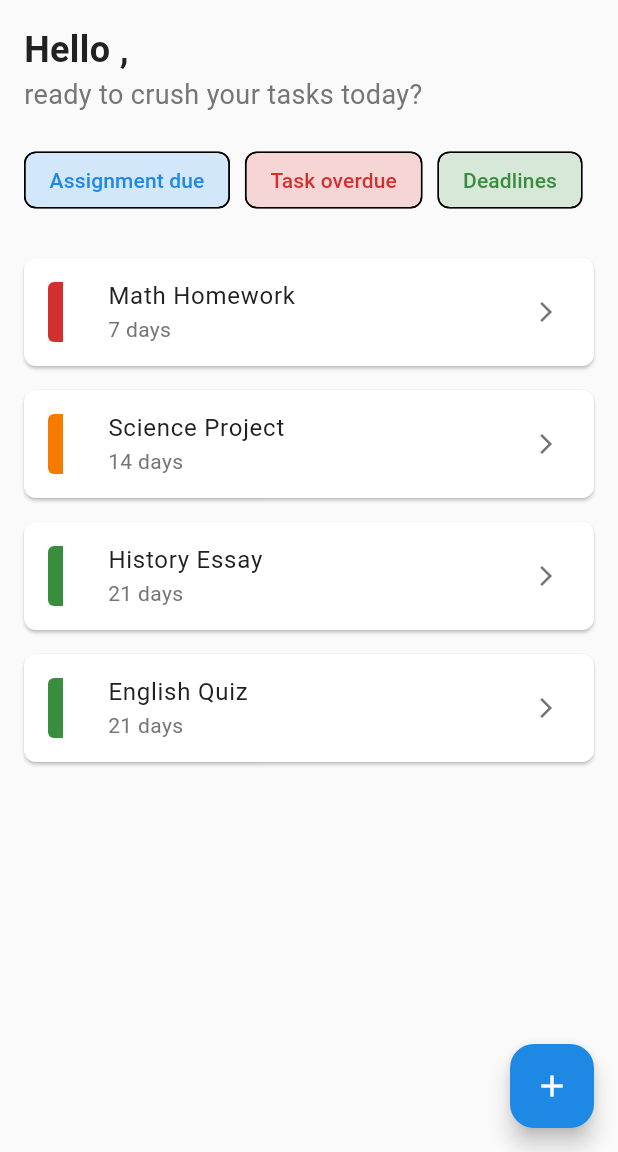
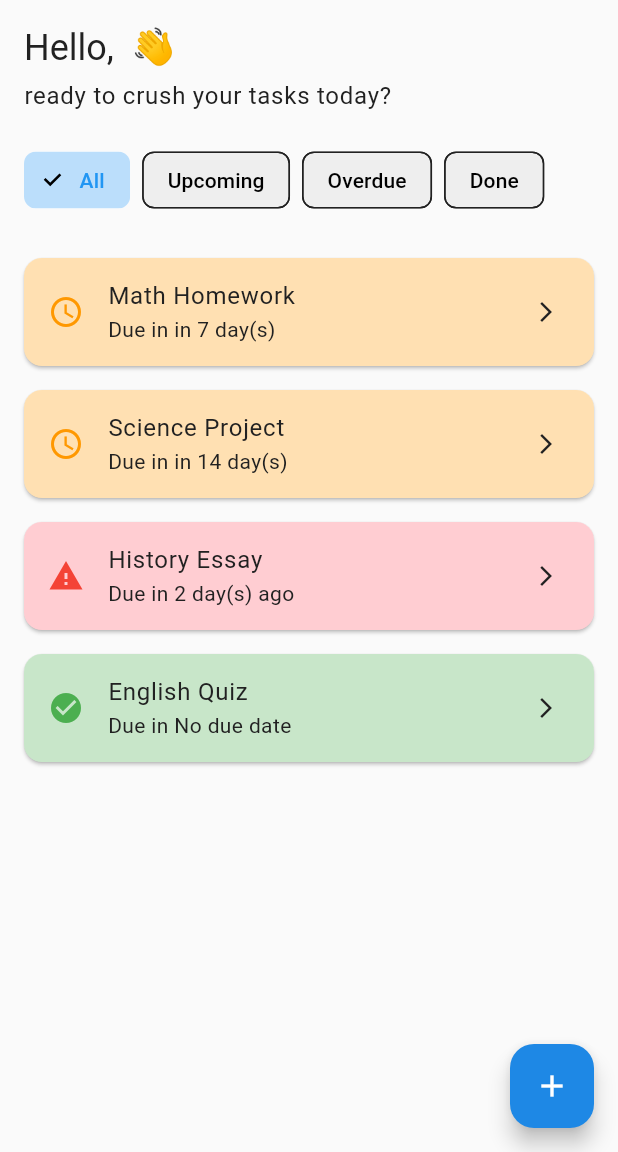
Before and after one commit to Gollyiana/DueBuddy, a Flutter app: the HomePage screen opened directly with empty values, on a phone screen of 412 x 824 dp, the part 84-1236 px from its top. Run offline on Flutter 3.47's test engine with Material 3 defaults, Android fonts, the phone set to English and light mode, and no system bars.

Commit message:
Update for the homepage and addnew part

```diff
--- a/lib/main.dart
+++ b/lib/main.dart
@@ -17,8 +17,10 @@ final ThemeData dueBuddyTheme = ThemeData(
   colorScheme: const ColorScheme.light(
     primary: Color(0xFF1E88E5),
     secondary: Color(0xFF1E88E5),
+    background: Color(0xFFFAFAFA),
     surface: Colors.white,
     onPrimary: Colors.white,
+    onBackground: Color(0xFF212121),
     onSurface: Color(0xFF212121),
     error: Color(0xFFD32F2F),
   ),
--- a/lib/screen/A2-home.dart
+++ b/lib/screen/A2-home.dart
@@ -1,14 +1,25 @@
-// ignore: file_names
-// ignore: file_names
 // ignore: file_names
 import 'package:flutter/material.dart';
 import 'app_drawer.dart';
-import 'deadline_listing.dart';
+import 'deadline_details.dart';
 
-class HomePage extends StatelessWidget {
+class HomePage extends StatefulWidget {
   final String username;
+  const HomePage({super.key, required this.username});
 
-  const HomePage({super.key, required this.username});
+  @override
+  State<HomePage> createState() => _HomePageState();
+}
+
+class _HomePageState extends State<HomePage> {
+  String selectedCategory = 'All';
+
+  final List<Map<String, dynamic>> allDeadlines = [
+    {'title': 'Math Homework', 'dueDate': DateTime.now().add(Duration(days: 7)), 'category': 'Upcoming'},
+    {'title': 'Science Project', 'dueDate': DateTime.now().add(Duration(days: 14)), 'category': 'Upcoming'},
+    {'title': 'History Essay', 'dueDate': DateTime.now().subtract(Duration(days: 2)), 'category': 'Overdue'},
+    {'title': 'English Quiz', 'dueDate': null, 'category': 'Done'},
+  ];
 
   @override
   Widget build(BuildContext context) {
@@ -23,66 +34,160 @@ class HomePage extends StatelessWidget {
           crossAxisAlignment: CrossAxisAlignment.start,
           children: [
             Text(
-              'Hello $username,',
-              style: const TextStyle(
-                fontSize: 24,
-                fontWeight: FontWeight.bold,
-                color: Color(0xFF212121),
-              ),
+              'Hello, ${widget.username} 👋',
+              style: Theme.of(context).textTheme.headlineSmall,
             ),
-            const Text(
+            const SizedBox(height: 4),
+            Text(
               'ready to crush your tasks today?',
-              style: TextStyle(
-                fontSize: 18,
-                color: Color(0xFF757575),
-              ),
+              style: Theme.of(context).textTheme.bodyLarge,
             ),
             const SizedBox(height: 20),
             SingleChildScrollView(
               scrollDirection: Axis.horizontal,
               child: Row(
-                children: [
-                  Chip(
-                    label: const Text('Assignment due'),
-                    backgroundColor: const Color(0xFF1E88E5).withOpacity(0.2),
-                    labelStyle: const TextStyle(color: Color(0xFF1E88E5)),
-                  ),
-                  const SizedBox(width: 10),
-                  Chip(
-                    label: const Text('Task overdue'),
-                    backgroundColor: const Color(0xFFD32F2F).withOpacity(0.2),
-                    labelStyle: const TextStyle(color: Color(0xFFD32F2F)),
-                  ),
-                  const SizedBox(width: 10),
-                  Chip(
-                    label: const Text('Deadlines'),
-                    backgroundColor: const Color(0xFF388E3C).withOpacity(0.2),
-                    labelStyle: const TextStyle(color: Color(0xFF388E3C)),
-                  ),
-                ],
+                children: ['All', 'Upcoming', 'Overdue', 'Done'].map((category) {
+                  final isSelected = selectedCategory == category;
+                  return Padding(
+                    padding: const EdgeInsets.only(right: 8.0),
+                    child: ChoiceChip(
+                      label: Text(category),
+                      selected: isSelected,
+                      onSelected: (_) {
+                        setState(() {
+                          selectedCategory = category;
+                        });
+                      },
+                      selectedColor: Colors.blue.shade100,
+                      backgroundColor: Colors.grey.shade200,
+                      labelStyle: TextStyle(
+                        color: isSelected ? Colors.blue : Colors.black,
+                      ),
+                    ),
+                  );
+                }).toList(),
               ),
             ),
             const SizedBox(height: 20),
-            const Expanded(
-              child: DeadlineListing(
-                deadlines: [
-                  {'name': 'Math Homework', 'days': '7 days'},
-                  {'name': 'Science Project', 'days': '14 days'},
-                  {'name': 'History Essay', 'days': '21 days'},
-                  {'name': 'English Quiz', 'days': '21 days'},
-                ],
-              ),
+            Expanded(
+              child: _getFilteredDeadlines().isEmpty
+                  ? const Center(child: Text('No tasks here. 🎉'))
+                  : ListView(
+                      children: _getFilteredDeadlines().map((task) {
+                        return _buildDeadlineCard(
+                          task['title'],
+                          task['dueIn'],
+                          task['category'],
+                        );
+                      }).toList(),
+                    ),
             ),
           ],
         ),
       ),
       floatingActionButton: FloatingActionButton(
-        onPressed: () {
-          Navigator.pushNamed(context, '/addNew');
-        },
+        onPressed: () async {
+    final newTask = await Navigator.pushNamed(context, '/addNew');
+    if (newTask != null && newTask is Map<String, dynamic>) {
+      setState(() {
+        allDeadlines.add({
+          'title': newTask['title'],
+          'category': _getCategoryFromDate(newTask['dueDate']),
+          'dueDate': newTask['dueDate'],
+          'description': newTask['description'],
+        });
+         selectedCategory = 'All';
+      });
+    }
+  },
         backgroundColor: const Color(0xFF1E88E5),
         child: const Icon(Icons.add, color: Colors.white),
       ),
     );
   }
+
+  Widget _buildDeadlineCard(String title, String dueIn, String category) {
+    Color cardColor;
+    Icon cardIcon;
+
+    switch (category) {
+      case 'Upcoming':
+        cardColor = Colors.orange.shade100;
+        cardIcon = const Icon(Icons.schedule, color: Colors.orange);
+        break;
+      case 'Overdue':
+        cardColor = Colors.red.shade100;
+        cardIcon = const Icon(Icons.warning, color: Colors.red);
+        break;
+      case 'Done':
+        cardColor = Colors.green.shade100;
+        cardIcon = const Icon(Icons.check_circle, color: Colors.green);
+        break;
+      default:
+        cardColor = Colors.grey.shade200;
+        cardIcon = const Icon(Icons.assignment, color: Colors.grey);
+    }
+
+    return Card(
+      color: cardColor,
+      margin: const EdgeInsets.symmetric(vertical: 8),
+      shape: RoundedRectangleBorder(borderRadius: BorderRadius.circular(12)),
+      child: ListTile(
+        leading: cardIcon,
+        title: Text(title),
+        subtitle: Text('Due in $dueIn'),
+        trailing: const Icon(Icons.arrow_forward_ios, size: 16),
+        onTap: () {
+          Navigator.push(
+            context,
+            MaterialPageRoute(
+              builder: (context) => DeadlineDetails(
+                name: title,
+                type: category,
+                description: 'No description available',
+                deadline: dueIn,
+              ),
+            ),
+          );
+        },
+      ),
+    );
+  }
+
+  List<Map<String, dynamic>> _getFilteredDeadlines() {
+  List<Map<String, dynamic>> filtered = selectedCategory == 'All'
+      ? allDeadlines
+      : allDeadlines.where((task) => task['category'] == selectedCategory).toList();
+
+  return filtered.map((task) {
+    final DateTime? dueDate = task['dueDate'];
+    String dueIn;
+
+    if (dueDate == null) {
+      dueIn = 'No due date';
+    } else {
+      final difference = dueDate.difference(DateTime.now());
+      if (difference.isNegative) {
+        dueIn = '${-difference.inDays} day(s) ago';
+      } else if (difference.inDays == 0) {
+        dueIn = 'Today';
+      } else {
+        dueIn = 'in ${difference.inDays} day(s)';
+      }
+    }
+
+      return {
+      'title': task['title'],
+      'dueDate': dueDate,
+      'dueIn': dueIn,
+      'category': task['category'],
+    };
+  }).toList();
 }
+
+      String _getCategoryFromDate(DateTime? dueDate) {
+    if (dueDate == null) return 'Done';
+    final now = DateTime.now();
+    return dueDate.isBefore(now) ? 'Overdue' : 'Upcoming';
+  }
+}
--- a/lib/screen/add_new.dart
+++ b/lib/screen/add_new.dart
@@ -163,8 +163,21 @@ class _AddNewPageState extends State<AddNewPage> {
                   ElevatedButton(
                     onPressed: () {
                       if (_formKey.currentState!.validate()) {
-                        // TODO: Save logic here
-                        Navigator.pop(context);
+                        // Combine date and time into one DateTime
+                        final combinedDateTime = DateTime(
+                          _selectedDate.year,
+                          _selectedDate.month,
+                          _selectedDate.day,
+                          _selectedTime.hour,
+                          _selectedTime.minute,
+                        );
+
+                        Navigator.pop(context, {
+                          'title': _nameController.text,
+                          'type': _selectedType,
+                          'dueDate': combinedDateTime,
+                          'description': _descriptionController.text,
+                        });
                       }
                     },
                     style: ElevatedButton.styleFrom(
```
